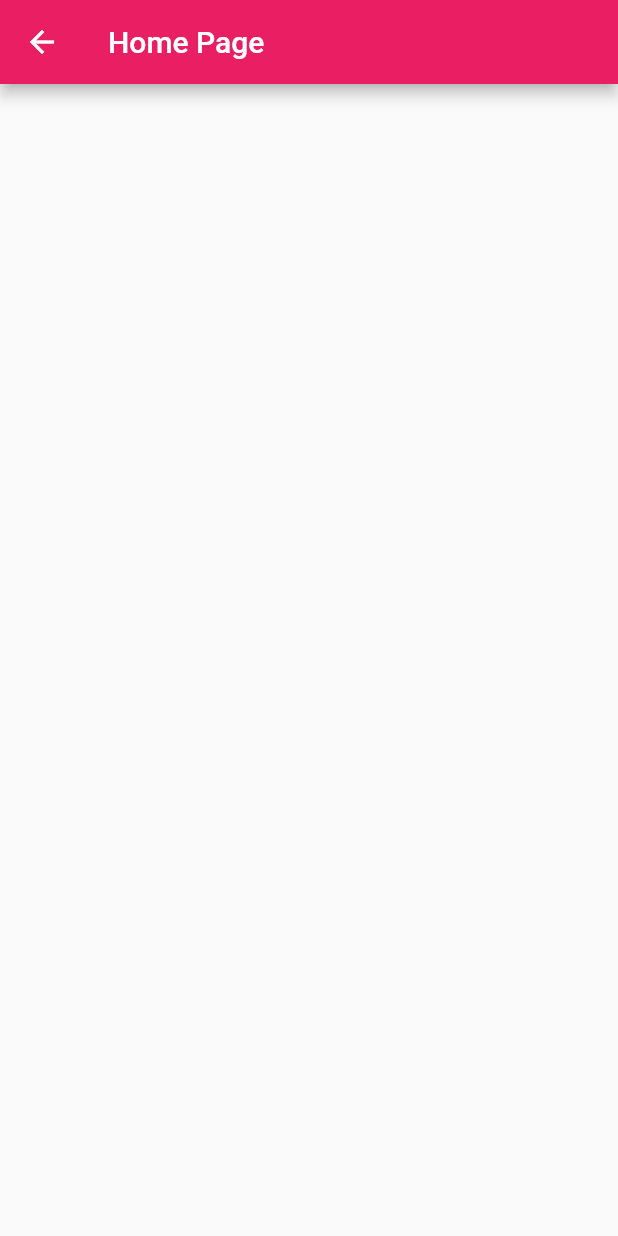
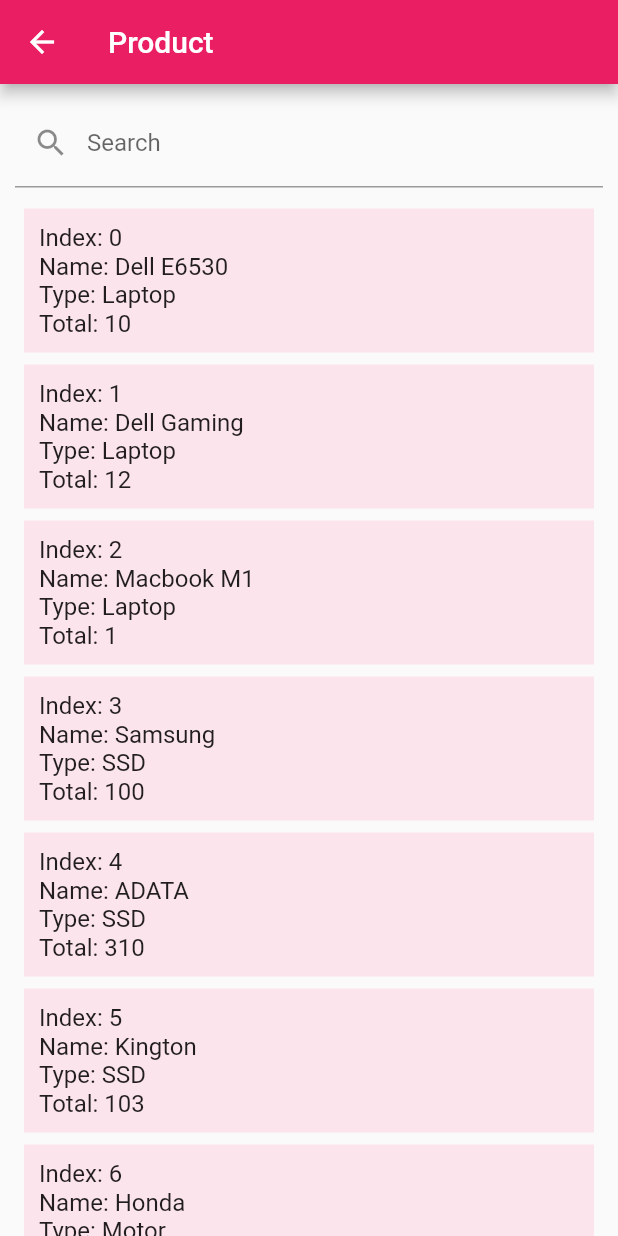
Before and after one commit to Nguyen-Dinh-Sang/SSGTraining_Flutter, a Flutter app: the HomePage screen opened directly, on a phone screen of 412 x 824 dp. Run offline on Flutter 3.47's test engine with Material 2 defaults, Android fonts, the phone set to English and light mode, and no system bars.

Commit message:
Flutter-DinhSang: add bloc pattern

```diff
--- /dev/null
+++ b/lib/Product.dart
@@ -0,0 +1,7 @@
+class Product {
+  String productName;
+  String productType;
+  int totalProduct;
+
+  Product(this.productName, this.productType, this.totalProduct);
+}
--- /dev/null
+++ b/lib/ProductBloc.dart
@@ -0,0 +1,37 @@
+import 'dart:async';
+
+import 'package:flutter_exercise/Product.dart';
+import 'package:flutter_exercise/ProductEvent.dart';
+import 'package:flutter_exercise/ProductState.dart';
+
+class ProductBloc {
+  List<Product> product = <Product>[
+    new Product('Dell E6530', 'Laptop', 10),
+    new Product('Dell Gaming', 'Laptop', 12),
+    new Product('Macbook M1', 'Laptop', 1),
+    new Product('Samsung', 'SSD', 100),
+    new Product('ADATA', 'SSD', 310),
+    new Product('Kington', 'SSD', 103),
+    new Product('Honda', 'Motor', 102),
+    new Product('Yamaha', 'Motor', 101),
+    new Product('Suzuki', 'Motor', 130),
+    new Product('HP', 'Laptop', 18),
+    new Product('Thinkpad', 'Laptop', 198)
+  ];
+
+  ProductState state;
+
+  final eventController = StreamController<ProductEvent>();
+
+  final stateController = StreamController<ProductState>();
+
+  ProductBloc() {
+    eventController.stream.listen((event) {
+      if (event is SearchEvent) {
+        String key = event.key;
+        state = ProductState(product);
+        stateController.sink.add(state);
+      }
+    });
+  }
+}
--- /dev/null
+++ b/lib/ProductState.dart
@@ -0,0 +1,7 @@
+import 'package:flutter_exercise/Product.dart';
+
+class ProductState {
+  final List<Product> product;
+
+  ProductState(this.product);
+}
--- a/lib/home.dart
+++ b/lib/home.dart
@@ -1,13 +1,104 @@
 import 'package:flutter/material.dart';
+import 'package:flutter_exercise/Product.dart';
+import 'package:flutter_exercise/main.dart';
 
 class HomePage extends StatelessWidget {
+  TextEditingController searchController = new TextEditingController();
+  List<Product> product = <Product>[
+    new Product('Dell E6530', 'Laptop', 10),
+    new Product('Dell Gaming', 'Laptop', 12),
+    new Product('Macbook M1', 'Laptop', 1),
+    new Product('Samsung', 'SSD', 100),
+    new Product('ADATA', 'SSD', 310),
+    new Product('Kington', 'SSD', 103),
+    new Product('Honda', 'Motor', 102),
+    new Product('Yamaha', 'Motor', 101),
+    new Product('Suzuki', 'Motor', 130),
+    new Product('HP', 'Laptop', 18),
+    new Product('Thinkpad', 'Laptop', 198)
+  ];
+
   @override
   Widget build(BuildContext context) {
     return Scaffold(
         appBar: AppBar(
-          title: Text('Home Page'),
+          title: Text('Product'),
         ),
+      body: Column(
+        children: <Widget>[
+          Padding(
+            padding: EdgeInsets.fromLTRB(10.0, 10.0, 10.0, 10.0),
+            child: TextField(
+              controller: searchController,
+              decoration: InputDecoration(
+                labelText: 'Search',
+                prefixIcon: Icon(Icons.search)
+              ),
+            ),
+          ),
+          Expanded(
+            child: ListView.builder(itemBuilder: (context, index) {
+              return buildListTile(product[index], index);
+            }),
+          )
+        ],
+      ),
     );
   }
 
+  ListTile buildListTile(Product product, int index) {
+    return ListTile(
+      title: Container(
+        padding: EdgeInsets.all(10.0),
+        color: Colors.pink[50],
+        child: Align(
+          child: Column(
+            children: <Widget>[
+              Align(
+                alignment: Alignment.topLeft,
+                child: Text(
+                  'Index: ' + index.toString(),
+                  style: TextStyle(fontSize: 16.0),
+                ),
+              ),
+              Align(
+                alignment: Alignment.topLeft,
+                child: Text(
+                  'Name: ' + product.productName,
+                  style: TextStyle(fontSize: 16.0),
+                ),
+              ),
+              Align(
+                alignment: Alignment.topLeft,
+                child: Text(
+                  'Type: ' + product.productType,
+                  style: TextStyle(fontSize: 16.0),
+                ),
+              ),
+              Align(
+                alignment: Alignment.topLeft,
+                child: Text(
+                  'Total: ' + product.totalProduct.toString(),
+                  style: TextStyle(fontSize: 16.0),
+                ),
+              )
+            ],
+          ),
+        ),
+      ),
+      );
+  }
 }
+class SearchProduct extends StatefulWidget {
+  @override
+  _SearchProductState createState() => _SearchProductState();
+}
+
+class _SearchProductState extends State<SearchProduct> {
+  @override
+  Widget build(BuildContext context) {
+    return Container(
+
+    );
+  }
+}
--- a/lib/main.dart
+++ b/lib/main.dart
@@ -141,6 +141,9 @@ class _MyLoginState extends State<MyLogin> {
       bloc.eventController.sink
           .add(LoginEvent(_userNameController.text, _passwordController.text));
       log('click' + _userNameController.text + "-" + _passwordController.text);
+      if (bloc.state.userNameInvalid && bloc.state.passwordInvalid) {
+        Navigator.push(context, MaterialPageRoute(builder: (context) => HomePage()));
+      }
     });
   }
 
```
Also changed, not shown: lib/ProductEvent.dart (added, +7 -0 lines), lib/UserBloc.dart (+1 -6 lines), 1 other file.
